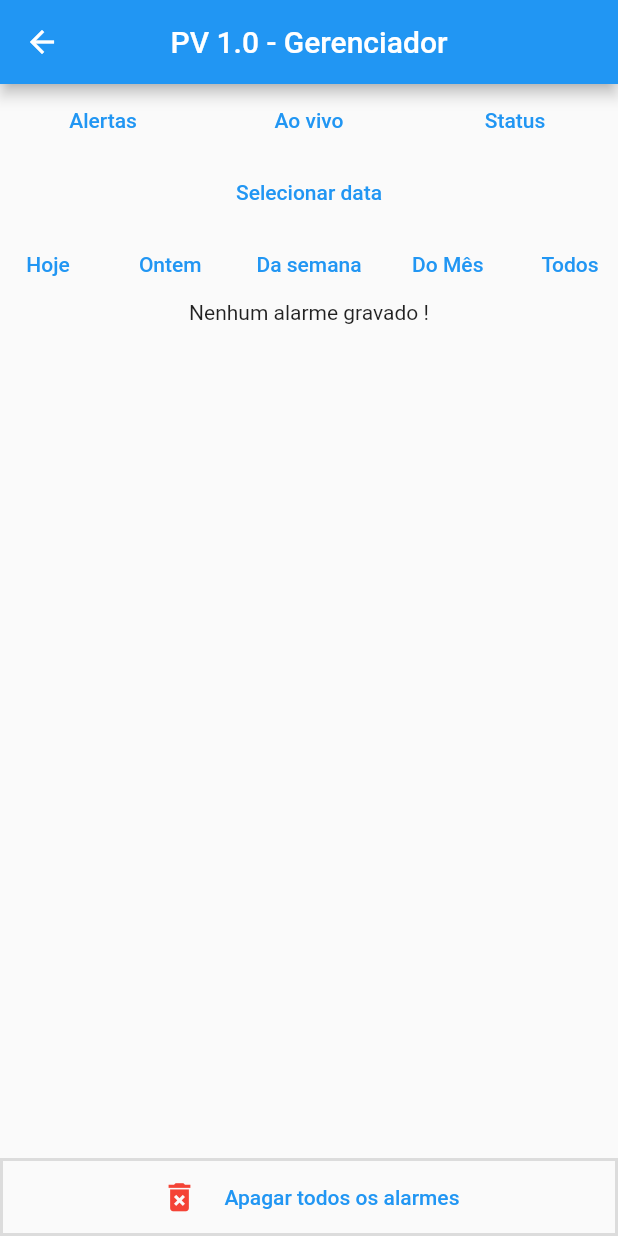
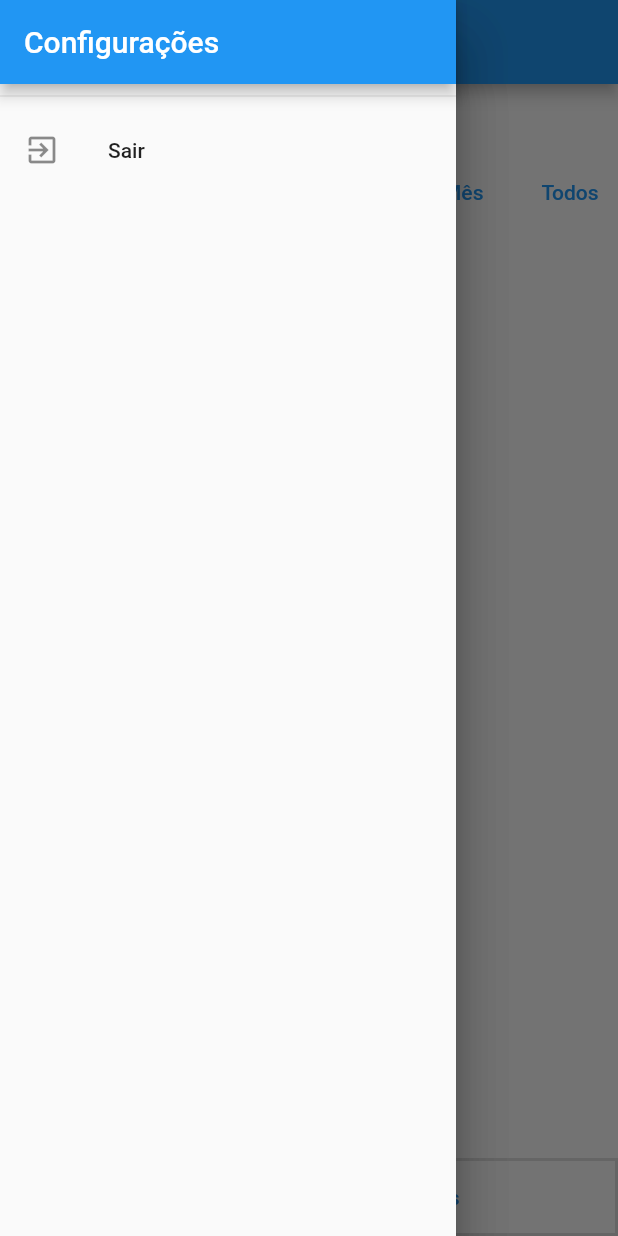
Before and after one commit to noldorj/personal-home-guard-mobile, a Flutter app: the MainManagement screen opened by its route, with the side drawer open (before the commit the screen has no drawer), on a phone screen of 412 x 824 dp. Run offline on Flutter 3.47's test engine with Material 2 defaults, Android fonts, the phone set to English and light mode, and no system bars; our stand-ins replace firebase_auth, firebase_core, firebase_messaging, flutter_local_notifications, shared_preferences, sqflite; accounts and stored records are empty; project files that could hold a hidden picture were left out.

Commit message:
logout , login automatico, botao de config, reset senha ok

```diff
--- a/lib/data/dummy_data.dart
+++ b/lib/data/dummy_data.dart
@@ -7,6 +7,7 @@ final ALERTS_DUMMY = [
       regionName: 'garagem',
       date: '03/31/2021',
       objectDetected: 'Pessoa',
+      hour: '13:12:33',
       textAlert:
           'Pessoa detectado na Garagem - Cam: Cam_Garagem as 15:30 - 08/03/2021',
       urlImageDownload:
--- a/lib/data/saveData.dart
+++ b/lib/data/saveData.dart
@@ -43,6 +43,7 @@ class Store {
             cameraName: al["cameraName"],
             regionName: al["regionName"],
             date: al["date"],
+            hour: al["hour"],
             objectDetected: al["objectDetected"],
             textAlert: al["textAlert"],
             urlImageDownload: al["urlImageDownload"],
--- a/lib/providers/alert.dart
+++ b/lib/providers/alert.dart
@@ -5,6 +5,7 @@ class Alert {
   final String cameraName;
   final String regionName;
   final String date;
+  final String hour;
   final String objectDetected;
   final String textAlert;
   final String urlImageFirebase;
@@ -16,6 +17,7 @@ class Alert {
     @required this.cameraName,
     @required this.regionName,
     @required this.date,
+    @required this.hour,
     @required this.objectDetected,
     @required this.textAlert,
     @required this.urlImageFirebase,
--- a/lib/utils/appRoutes.dart
+++ b/lib/utils/appRoutes.dart
@@ -1,5 +1,6 @@
 class AppRoutes {
   static const HOME = '/';
+  static const LOGIN = '/form-login';
   static const APP_MANAGEMENT = '/app-management';
   static const CAM_ALIVE = '/cam-alive';
   static const PV_STATUS = '/pv-status';
--- a/lib/utils/db_util.dart
+++ b/lib/utils/db_util.dart
@@ -10,7 +10,7 @@ class DbUtil {
       onCreate: (db, version) {
         print('onCreate...');
         return db.execute(
-            'CREATE TABLE alerts (id TEXT PRIMARY KEY, cameraName TEXT, regionName TEXT, date INTEGER, objectDetected TEXT,  textAlert TEXT, urlImageFirebase TEXT, urlImageDownload TEXT, urlImageLocal TEXT)');
+            'CREATE TABLE alerts (id TEXT PRIMARY KEY, cameraName TEXT, regionName TEXT, date INTEGER, hour TEXT, objectDetected TEXT,  textAlert TEXT, urlImageFirebase TEXT, urlImageDownload TEXT, urlImageLocal TEXT)');
       },
       version: 1,
     );
--- a/lib/views/mainManagement_screen.dart
+++ b/lib/views/mainManagement_screen.dart
@@ -9,19 +9,17 @@ import 'package:provider/provider.dart';
 import 'package:flutter/material.dart';
 
 import 'package:pv/utils/appRoutes.dart';
+//import 'package:pv/utils/db_util.dart';
+import 'package:pv/widgets/drawer_configuracoes_sair.dart';
 
 import '../providers/alerts.dart';
 
 class MainManagement extends StatefulWidget {
-  MainManagement(RemoteMessage messageReceived);
-
   @override
-  _MainManagementState createState() => _MainManagementState(RemoteMessage);
+  _MainManagementState createState() => _MainManagementState();
 }
 
 class _MainManagementState extends State<MainManagement> {
-  _MainManagementState(msg);
-
   DateTime _selectedDate, _yesterday, _today, _weekPeriod, _monthPeriod;
 
   FlutterLocalNotificationsPlugin fltNotification;
@@ -77,11 +75,12 @@ class _MainManagementState extends State<MainManagement> {
 
       alerts.saveAlertDevice(message);
 
-      RemoteNotification notification = message.notification;
-      AndroidNotification android = message.notification.android;
+      //RemoteNotification notification = message.notification;
+      // AndroidNotification android = message.notification.android;
 
       // If `onMessage` is triggered with a notification, construct our own
       // local notification to show to users using the created channel.
+      /*
       if (notification != null && android != null) {
         await fltNotification.show(
             notification.hashCode,
@@ -92,11 +91,11 @@ class _MainManagementState extends State<MainManagement> {
                 channel.id,
                 channel.name,
                 channel.description,
-                icon: android?.smallIcon,
                 // other properties...
               ),
             ));
       }
+      */
 
       showNotification(message);
     });
@@ -120,7 +119,7 @@ class _MainManagementState extends State<MainManagement> {
       channel.description,
     );
 
-    print('Channel name: ${androidDetails.channelName}');
+    //print('Channel name: ${androidDetails.channelName}');
 
     var iosDetails = IOSNotificationDetails();
 
@@ -177,21 +176,11 @@ class _MainManagementState extends State<MainManagement> {
         title: Text('PV 1.0 - Gerenciador'),
         centerTitle: true,
       ),
+      drawer: Drawer(
+        child: AppDrawer(),
+      ),
       body: Column(
         children: [
-          // BOTOES ALERTAS, AO-VIVO, STATUS
-          Row(
-            mainAxisAlignment: MainAxisAlignment.spaceAround,
-            children: [
-              TextButton(
-                  onPressed: () => alertActions.loadItemsTest(),
-                  child: Text('Alertas')),
-              TextButton(
-                  onPressed: () => print('ao vivo '), child: Text('Ao vivo')),
-              TextButton(
-                  onPressed: () => print('Status '), child: Text('Status')),
-            ],
-          ),
           // COLUNA COM MODAL de "CALENDARIO"
           Column(
             children: [
@@ -274,7 +263,9 @@ class _MainManagementState extends State<MainManagement> {
                                       ),
                                     ),
                                   ),
-                                  title: Text(listAlerts.itemByIndex(i).date),
+                                  title: Text(listAlerts.itemByIndex(i).date +
+                                      ' - ' +
+                                      listAlerts.itemByIndex(i).hour),
                                   subtitle: Row(children: [
                                     Column(
                                       children: [
--- /dev/null
+++ b/lib/widgets/drawer_configuracoes_sair.dart
@@ -0,0 +1,33 @@
+import 'package:flutter/material.dart';
+import 'package:provider/provider.dart';
+import 'package:pv/providers/auth.dart';
+import 'package:pv/utils/appRoutes.dart';
+//import 'package:pv/utils/appRoutes.dart';
+
+class AppDrawer extends StatelessWidget {
+  @override
+  Widget build(BuildContext context) {
+    return Drawer(
+      child: Column(
+        children: <Widget>[
+          AppBar(
+            title: Text('Configurações'),
+            automaticallyImplyLeading: false,
+          ),
+          Divider(),
+          ListTile(
+            leading: Icon(Icons.exit_to_app),
+            title: Text('Sair'),
+            onTap: () {
+              Provider.of<Auth>(context, listen: false).logout();
+
+              Navigator.of(context).pushReplacementNamed(
+                AppRoutes.HOME,
+              );
+            },
+          ),
+        ],
+      ),
+    );
+  }
+}
--- a/pubspec.yaml
+++ b/pubspec.yaml
@@ -23,13 +23,14 @@ environment:
 dependencies:
   flutter:
     sdk: flutter
-  intl: ^0.16.1
+  intl: ^0.17.0
   path_provider: ^2.0.1
   http: ^0.13.0
   provider: ^4.0.5
   shared_preferences: ^0.5.7+3
-  firebase_messaging: ^9.1.0
+  firebase_messaging: ^10.0.0
   firebase_core: ^1.0.2
+  firebase_auth: ^1.3.0
   sqflite: ^2.0.0+3
   path: ^1.8.0
   firebase_storage: ^8.0.1
```
Also changed, not shown: lib/main.dart (+5 -2 lines), lib/providers/alerts.dart (+13 -2 lines), lib/views/auth_home_screen.dart (added, +32 -0 lines), lib/views/imageAlert_screen.dart (+6 -2 lines), lib/views/login_screen.dart (+5 -11 lines), lib/widgets/authCard_widget.dart (+53 -2 lines), assets/img/logo/logo_transparent.png, pubspec.lock, 2 other files.
